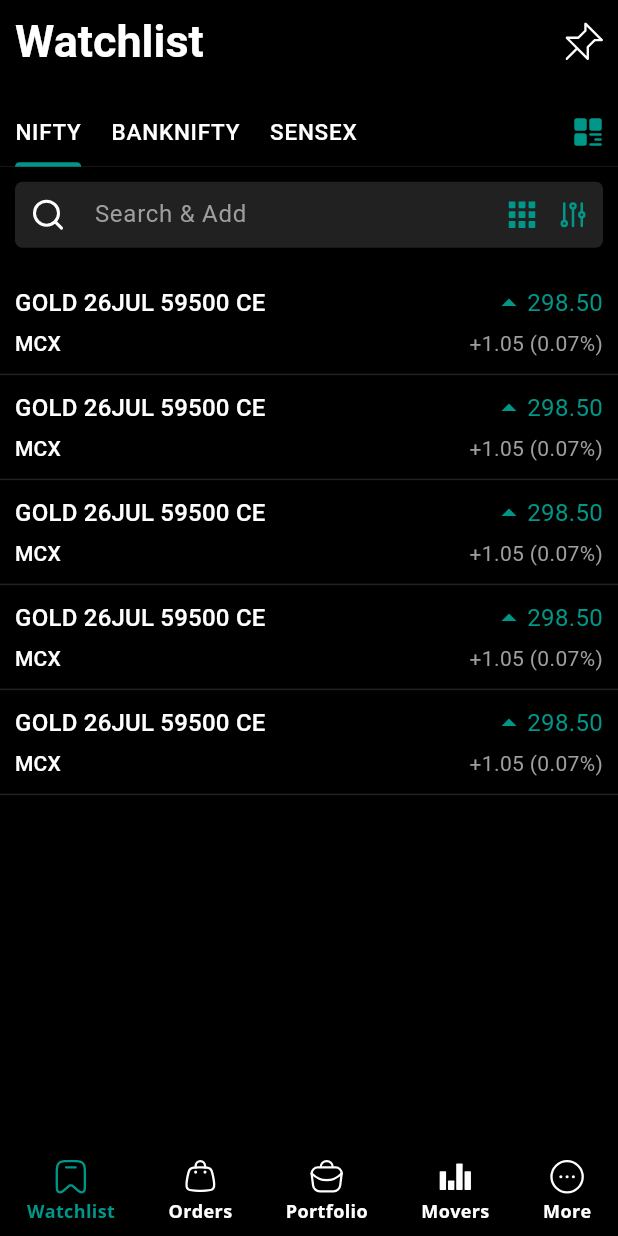
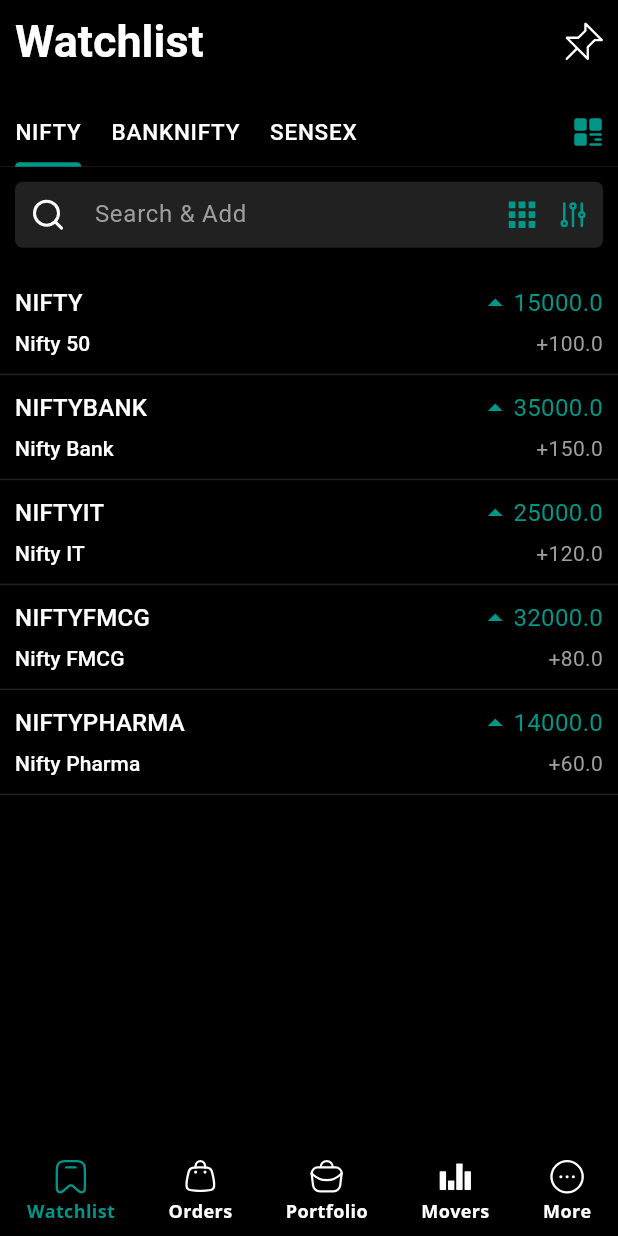
Before and after one commit to Shelvin46/iouring_task, a Flutter app: the screen it shows after launch, on a phone screen of 412 x 824 dp. Run offline on Flutter 3.47's test engine with Material 3 defaults, Android fonts, the phone set to English and light mode, and no system bars; our stand-ins replace awesome_extensions, dartz, equatable, flutter_bloc, flutter_svg, get_it and 2 more.

Commit message:
feat: Add flutter_bloc, equatable, dartz, and get_it dependencies

```diff
--- /dev/null
+++ b/lib/core/failure/failure.dart
@@ -0,0 +1,13 @@
+import 'package:equatable/equatable.dart';
+
+///[Failure] is a model class which extends [Equatable].
+///It contains the properties of a failure.
+///It is used to handle the failure in the application.
+class Failure extends Equatable {
+  final String message;
+
+  const Failure({required this.message});
+
+  @override
+  List<Object?> get props => [message];
+}
--- /dev/null
+++ b/lib/features/watchlist/data/model/watch_list_model.dart
@@ -0,0 +1,22 @@
+import 'package:equatable/equatable.dart';
+
+///[WatchListModel] is a model class which extends [Equatable].
+///It contains the properties of a watchlist item.
+class WatchListModel extends Equatable {
+  final String title;
+  final String subTitle;
+  final String type;
+  final double price;
+  final double change;
+
+  const WatchListModel({
+    required this.title,
+    required this.subTitle,
+    required this.type,
+    required this.price,
+    required this.change,
+  });
+
+  @override
+  List<Object?> get props => [title, subTitle, type, price, change];
+}
--- /dev/null
+++ b/lib/features/watchlist/data/repositories/watch_list_repo_implementation.dart
@@ -0,0 +1,139 @@
+import 'package:dartz/dartz.dart';
+import 'package:iouring_task/core/failure/failure.dart';
+import 'package:iouring_task/features/watchlist/data/model/watch_list_model.dart';
+import 'package:iouring_task/features/watchlist/domain/repositories/watch_list_repo.dart';
+
+///[WatchListRepoImplementation] is a class which implements [WatchListRepo].
+///It is used to get the watchlist items.
+///It contains the method [getWatchList].
+///It returns a list of watchlist items.
+///It returns a failure if there is an exception.
+class WatchListRepoImplementation implements WatchListRepo {
+  @override
+  Future<Either<List<WatchListModel>, Failure>> getWatchList(
+      String type) async {
+    try {
+      final List<WatchListModel> watchList =
+          watchLists.where((element) => element.type == type).toList();
+      return Left(watchList);
+    } on Exception catch (e) {
+      return Right(Failure(message: e.toString()));
+    }
+  }
+}
+
+///[watchLists] is a list of [WatchListModel] objects.
+///It contains the properties of a watchlist item.
+///It is used to display the watchlist items.
+final List<WatchListModel> watchLists = [
+  // Type: NIFTY
+  const WatchListModel(
+    title: "NIFTY",
+    subTitle: "Nifty 50",
+    type: "NIFTY",
+    price: 15000,
+    change: 100,
+  ),
+  const WatchListModel(
+    title: "NIFTYBANK",
+    subTitle: "Nifty Bank",
+    type: "NIFTY",
+    price: 35000,
+    change: 150,
+  ),
+  const WatchListModel(
+    title: "NIFTYIT",
+    subTitle: "Nifty IT",
+    type: "NIFTY",
+    price: 25000,
+    change: 120,
+  ),
+  const WatchListModel(
+    title: "NIFTYFMCG",
+    subTitle: "Nifty FMCG",
+    type: "NIFTY",
+    price: 32000,
+    change: 80,
+  ),
+  const WatchListModel(
+    title: "NIFTYPHARMA",
+    subTitle: "Nifty Pharma",
+    type: "NIFTY",
+    price: 14000,
+    change: 60,
+  ),
+
+  // Type: SENSEX
+  const WatchListModel(
+    title: "SENSEX",
+    subTitle: "BSE SENSEX",
+    type: "SENSEX",
+    price: 50000,
+    change: 200,
+  ),
+  const WatchListModel(
+    title: "SENSEXIT",
+    subTitle: "BSE SENSEX IT",
+    type: "SENSEX",
+    price: 30000,
+    change: 180,
+  ),
+  const WatchListModel(
+    title: "SENSEXFMCG",
+    subTitle: "BSE SENSEX FMCG",
+    type: "SENSEX",
+    price: 28000,
+    change: 90,
+  ),
+  const WatchListModel(
+    title: "SENSEXPHARMA",
+    subTitle: "BSE SENSEX Pharma",
+    type: "SENSEX",
+    price: 16000,
+    change: 70,
+  ),
+  const WatchListModel(
+    title: "SENSEXREALTY",
+    subTitle: "BSE SENSEX Realty",
+    type: "SENSEX",
+    price: 22000,
+    change: 110,
+  ),
+
+  // Type: BANKNIFTY
+  const WatchListModel(
+    title: "RELIANCE",
+    subTitle: "Reliance Industries",
+    type: "BANKNIFTY",
+    price: 2100,
+    change: 10,
+  ),
+  const WatchListModel(
+    title: "TCS",
+    subTitle: "Tata Consultancy Services",
+    type: "BANKNIFTY",
+    price: 3200,
+    change: 15,
+  ),
+  const WatchListModel(
+    title: "INFY",
+    subTitle: "Infosys",
+    type: "BANKNIFTY",
+    price: 1500,
+    change: 5,
+  ),
+  const WatchListModel(
+    title: "HDFCBANK",
+    subTitle: "HDFC Bank",
+    type: "BANKNIFTY",
+    price: 1400,
+    change: 8,
+  ),
+  const WatchListModel(
+    title: "ICICIBANK",
+    subTitle: "ICICI Bank",
+    type: "BANKNIFTY",
+    price: 700,
+    change: 4,
+  ),
+];
--- /dev/null
+++ b/lib/features/watchlist/domain/usecases/watch_list_usecases.dart
@@ -0,0 +1,14 @@
+import 'package:dartz/dartz.dart';
+import 'package:iouring_task/core/failure/failure.dart';
+import 'package:iouring_task/features/watchlist/data/model/watch_list_model.dart';
+import 'package:iouring_task/features/watchlist/domain/repositories/watch_list_repo.dart';
+import 'package:iouring_task/service_locator.dart';
+
+/// [WatchListUseCases] is a class which contains the method [executeGetWatchList].
+/// This class is responsible for getting the watchlist from the repository
+class WatchListUseCases {
+  Future<Either<List<WatchListModel>, Failure>> executeGetWatchList(
+      String type) async {
+    return locator<WatchListRepo>().getWatchList(type);
+  }
+}
--- /dev/null
+++ b/lib/features/watchlist/presentation/blocs/watch_list/watch_list_bloc.dart
@@ -0,0 +1,37 @@
+import 'package:equatable/equatable.dart';
+import 'package:flutter_bloc/flutter_bloc.dart';
+import 'package:iouring_task/core/failure/failure.dart';
+import 'package:iouring_task/features/watchlist/data/model/watch_list_model.dart';
+import 'package:iouring_task/features/watchlist/domain/usecases/watch_list_usecases.dart';
+import 'package:iouring_task/service_locator.dart';
+
+part 'watch_list_event.dart';
+part 'watch_list_state.dart';
+
+/// [WatchListBloc] is a class which extends the [Bloc] and contains the method [WatchListBloc].
+/// This class is used to get the watchlist items.
+
+class WatchListBloc extends Bloc<WatchListEvent, WatchListState> {
+  WatchListBloc() : super(WatchListInitial()) {
+    on<GetWatchListEvent>((event, emit) async {
+      // Emit the loading state
+      emit(WatchListLoading());
+      // Get the watchlist items
+      final result = await locator<WatchListUseCases>().executeGetWatchList(
+        event.type,
+      );
+
+      // Check if the result is successful
+      result.fold(
+        (watchList) {
+          // Emit the loaded state
+          emit(WatchListLoaded(watchList: watchList));
+        },
+        (failure) {
+          // Emit the error state
+          emit(WatchListError(failure: failure));
+        },
+      );
+    });
+  }
+}
--- /dev/null
+++ b/lib/features/watchlist/presentation/blocs/watch_list/watch_list_event.dart
@@ -0,0 +1,19 @@
+part of 'watch_list_bloc.dart';
+
+/// [WatchListEvent] is a sealed class which contains the method [GetWatchListEvent].
+/// This class is used to get the watchlist items.
+sealed class WatchListEvent extends Equatable {
+  const WatchListEvent();
+
+  @override
+  List<Object> get props => [];
+}
+
+class GetWatchListEvent extends WatchListEvent {
+  final String type;
+
+  const GetWatchListEvent({required this.type});
+
+  @override
+  List<Object> get props => [type];
+}
--- /dev/null
+++ b/lib/features/watchlist/presentation/blocs/watch_list/watch_list_state.dart
@@ -0,0 +1,36 @@
+part of 'watch_list_bloc.dart';
+
+/// [WatchListState] is a sealed class which contains the method [WatchListInitial], [WatchListLoading], [WatchListLoaded].
+/// This class is used to get the watchlist items.
+/// [WatchListInitial] is the initial state of the watchlist.
+/// [WatchListLoading] is the loading state of the watchlist.
+/// [WatchListLoaded] is the loaded state of the watchlist.
+/// [WatchListError] is the error state of the watchlist.
+sealed class WatchListState extends Equatable {
+  const WatchListState();
+
+  @override
+  List<Object> get props => [];
+}
+
+final class WatchListInitial extends WatchListState {}
+
+final class WatchListLoading extends WatchListState {}
+
+final class WatchListLoaded extends WatchListState {
+  final List<WatchListModel> watchList;
+
+  const WatchListLoaded({required this.watchList});
+
+  @override
+  List<Object> get props => [watchList];
+}
+
+final class WatchListError extends WatchListState {
+  final Failure failure;
+
+  const WatchListError({required this.failure});
+
+  @override
+  List<Object> get props => [failure];
+}
--- a/lib/features/watchlist/presentation/screens/watch_list_screen.dart
+++ b/lib/features/watchlist/presentation/screens/watch_list_screen.dart
@@ -1,8 +1,10 @@
 import 'package:awesome_extensions/awesome_extensions.dart';
 import 'package:flutter/material.dart';
+import 'package:flutter_bloc/flutter_bloc.dart';
 import 'package:iouring_task/core/constants/color_constants.dart';
 import 'package:iouring_task/features/base_screen/presentation/screens/base_screen.dart';
-import 'package:iouring_task/features/search/screens/search_screen.dart';
+import 'package:iouring_task/features/search/presentation/screens/search_screen.dart';
+import 'package:iouring_task/features/watchlist/presentation/blocs/watch_list/watch_list_bloc.dart';
 import 'package:iouring_task/features/watchlist/presentation/screens/widgets/watch_list_item_widget.dart';
 import 'package:iouring_task/features/watchlist/presentation/screens/widgets/watch_list_screen_title.dart';
 import 'package:iouring_task/features/widgets/custom_text_form_field.dart';
@@ -29,6 +31,25 @@ class _WatchListScreenState extends State<WatchListScreen>
   void initState() {
     _tabController = TabController(length: 3, vsync: this);
     _focusNode = FocusNode();
+
+    context.read<WatchListBloc>().add(const GetWatchListEvent(type: "NIFTY"));
+
+    _tabController.addListener(() {
+      if (_tabController.index == 0) {
+        context
+            .read<WatchListBloc>()
+            .add(const GetWatchListEvent(type: "NIFTY"));
+      } else if (_tabController.index == 1) {
+        context
+            .read<WatchListBloc>()
+            .add(const GetWatchListEvent(type: "BANKNIFTY"));
+      } else if (_tabController.index == 2) {
+        context
+            .read<WatchListBloc>()
+            .add(const GetWatchListEvent(type: "SENSEX"));
+      }
+    });
+
     super.initState();
   }
 
@@ -94,7 +115,29 @@ class _WatchListScreenState extends State<WatchListScreen>
             child: TabBarView(
               controller: _tabController,
               children: [
-                Column(
+                WatchListWidget(focusNode: _focusNode),
+                WatchListWidget(focusNode: _focusNode),
+                WatchListWidget(focusNode: _focusNode),
+              ],
+            ),
+          )
+        ],
+      ),
+    ));
+  }
+}
+
+class WatchListWidget extends StatelessWidget {
+  const WatchListWidget({
+    super.key,
+    required FocusNode focusNode,
+  }) : _focusNode = focusNode;
+
+  final FocusNode _focusNode;
+
+  @override
+  Widget build(BuildContext context) {
+    return Column(
       children: [
         10.heightBox,
         // [CustomTextFormField] is a custom widget which contains a text field.
@@ -111,26 +154,31 @@ class _WatchListScreenState extends State<WatchListScreen>
         15.heightBox,
 
         ///[ListView.builder] is a widget which contains a list of items.
-                    ListView.builder(
-                      itemCount: 5,
+        BlocBuilder<WatchListBloc, WatchListState>(
+          builder: (context, state) {
+            if (state is WatchListLoading) {
+              return const Center(
+                child: CircularProgressIndicator(),
+              );
+            } else if (state is WatchListError) {
+              return Center(
+                child: Text(state.failure.message),
+              );
+            } else if (state is WatchListLoaded) {
+              return ListView.builder(
+                itemCount: state.watchList.length,
                 shrinkWrap: true,
                 itemBuilder: (context, index) {
-                        return const WatchListItemWidgets();
+                  return WatchListItemWidgets(
+                    watchList: state.watchList[index],
+                  );
+                },
+              );
+            }
+            return const SizedBox.shrink();
           },
         ),
       ],
-                ),
-                const Center(
-                  child: Text("Crypto"),
-                ),
-                const Center(
-                  child: Text("Commodities"),
-                ),
-              ],
-            ),
-          )
-        ],
-      ),
-    ));
+    );
   }
 }
--- a/lib/features/watchlist/presentation/screens/widgets/watch_list_item_widget.dart
+++ b/lib/features/watchlist/presentation/screens/widgets/watch_list_item_widget.dart
@@ -1,13 +1,17 @@
 import 'package:awesome_extensions/awesome_extensions.dart';
 import 'package:flutter/material.dart';
 import 'package:iouring_task/core/constants/color_constants.dart';
+import 'package:iouring_task/features/watchlist/data/model/watch_list_model.dart';
 
 ///[WatchListItemWidgets] is a stateless widget which returns a [Column] widget.
 ///It is a custom widget which contains the watchlist item details.
 class WatchListItemWidgets extends StatelessWidget {
   const WatchListItemWidgets({
     super.key,
+    required this.watchList,
   });
+
+  final WatchListModel watchList;
 
   @override
   Widget build(BuildContext context) {
@@ -24,22 +28,22 @@ class WatchListItemWidgets extends StatelessWidget {
                   Expanded(
                     flex: 3,
                     child: Text(
-                      "GOLD 26JUL 59500 CE",
+                      watchList.title,
                       maxLines: 1,
                       overflow: TextOverflow.ellipsis,
                       style: Theme.of(context).textTheme.titleMedium,
                     ),
                   ),
                   const Spacer(),
-                  const Row(
+                  Row(
                     children: [
-                      Icon(
+                      const Icon(
                         Icons.arrow_drop_up,
                         color: ColorConstants.primaryTealColor,
                       ),
                       Text(
-                        "298.50",
-                        style: TextStyle(
+                        "${watchList.price}",
+                        style: const TextStyle(
                           color: ColorConstants.primaryTealColor,
                           fontSize: 16,
                         ),
@@ -55,13 +59,13 @@ class WatchListItemWidgets extends StatelessWidget {
                   Expanded(
                     flex: 3,
                     child: Text(
-                      "MCX",
+                      watchList.subTitle,
                       style: Theme.of(context).textTheme.labelLarge,
                     ),
                   ),
                   const Spacer(),
                   Text(
-                    "+1.05 (0.07%)",
+                    "+${watchList.change}",
                     style: TextStyle(
                       color: Colors.grey[500],
                       fontSize: 14,
--- a/lib/main.dart
+++ b/lib/main.dart
@@ -1,7 +1,9 @@
 import 'package:flutter/material.dart';
+import 'package:iouring_task/service_locator.dart';
 import 'package:iouring_task/theme_config.dart';
 
 void main() {
   WidgetsFlutterBinding.ensureInitialized();
+  ServiceLocator.setupLocator();
   runApp(MyApp());
 }
--- a/lib/theme_config.dart
+++ b/lib/theme_config.dart
@@ -1,7 +1,9 @@
 import 'package:flutter/material.dart';
+import 'package:flutter_bloc/flutter_bloc.dart';
 import 'package:iouring_task/core/constants/color_constants.dart';
 import 'package:iouring_task/core/constants/text_style_constants.dart';
 import 'package:iouring_task/features/base_screen/presentation/screens/base_screen.dart';
+import 'package:iouring_task/features/watchlist/presentation/blocs/watch_list/watch_list_bloc.dart';
 
 ///[MyApp] is the entry point of the app.
 ///[MyApp] is a stateless widget which returns a [MaterialApp] widget.
@@ -59,7 +61,13 @@ class MyApp extends StatelessWidget {
 
   @override
   Widget build(BuildContext context) {
-    return MaterialApp(
+    return MultiBlocProvider(
+      providers: [
+        BlocProvider(
+          create: (context) => WatchListBloc(),
+        ),
+      ],
+      child: MaterialApp(
         debugShowCheckedModeBanner: false,
         title: 'Iouring',
         theme: ThemeData(
@@ -84,6 +92,7 @@ class MyApp extends StatelessWidget {
         //     ? ThemeMode.dark
         //     : ThemeMode.light,
         home: const BaseScreen(),
+      ),
     );
   }
 }
--- a/pubspec.yaml
+++ b/pubspec.yaml
@@ -39,6 +39,10 @@ dependencies:
   flutter_svg: ^2.0.10+1
   page_transition: ^2.1.0
   google_fonts: ^6.2.1
+  flutter_bloc: ^8.1.6
+  equatable: ^2.0.5
+  dartz: ^0.10.1
+  get_it: ^7.7.0
 
 dev_dependencies:
   flutter_test:
```
Also changed, not shown: lib/features/watchlist/domain/repositories/watch_list_repo.dart (added, +9 -0 lines), lib/service_locator.dart (added, +23 -0 lines), lib/features/search/presentation/screens/search_screen.dart (renamed from lib/features/search/screens/search_screen.dart), pubspec.lock. Lines whose indentation alone changed are shown as unchanged.
